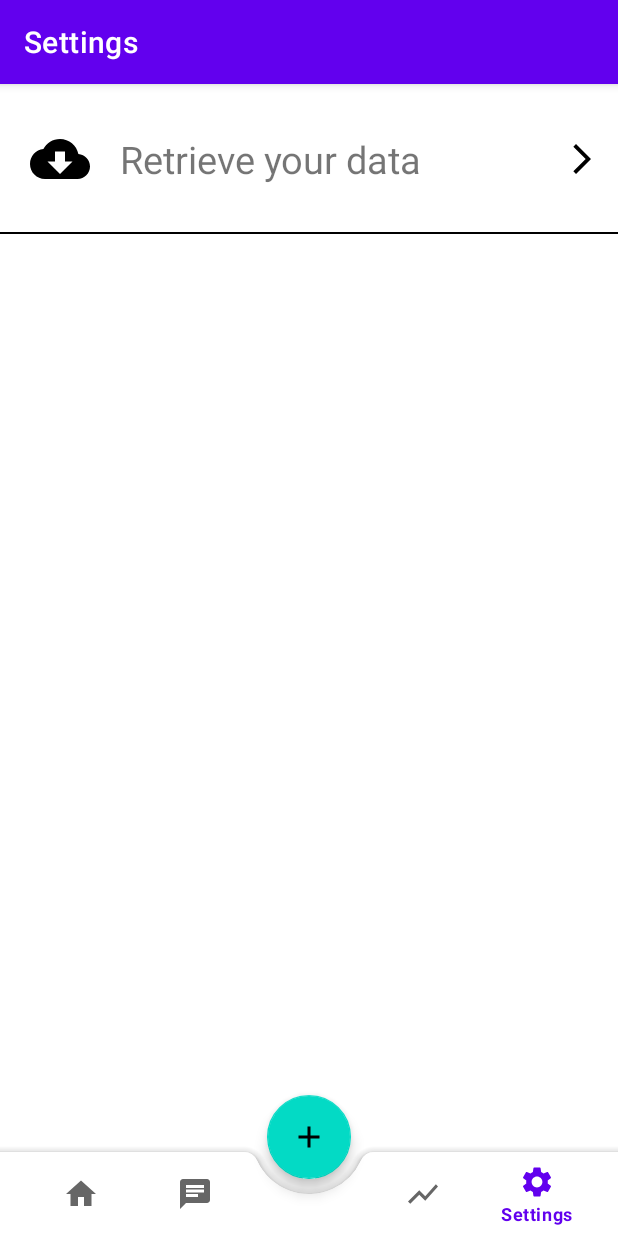
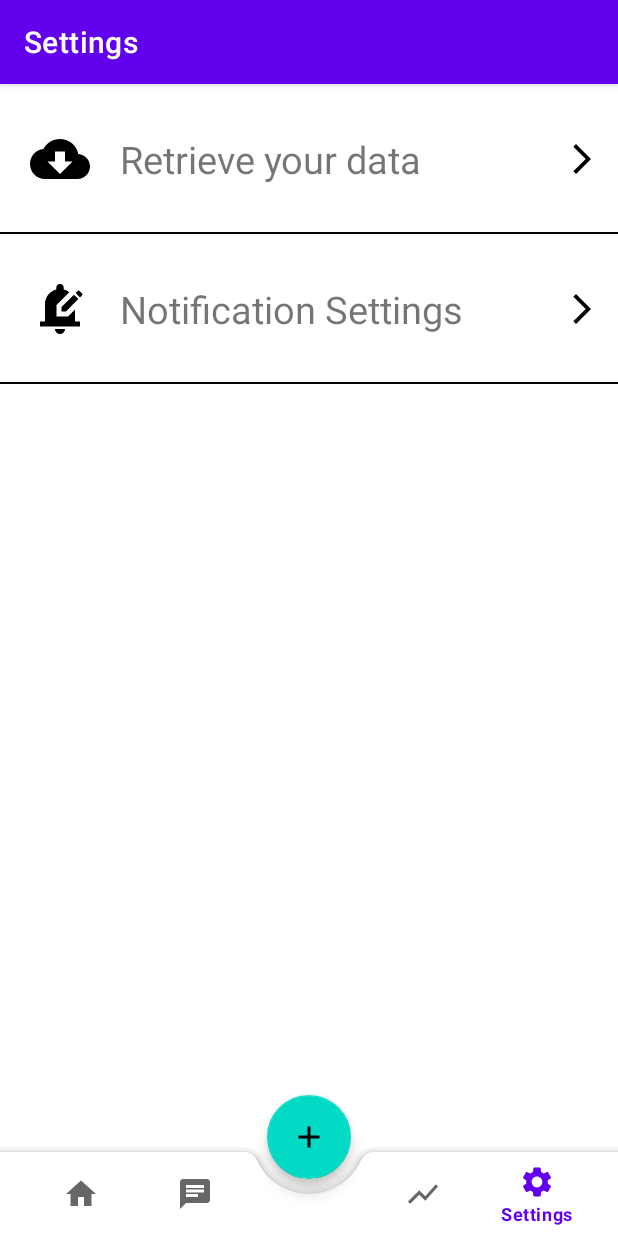
Before and after one commit to winkydes/SubMarker, an Android app: the SettingsFragment screen opened through its navigation route, on a phone screen of 412 x 824 dp. Run offline under Robolectric (Android 15) with nearby library versions, the phone set to English and light mode, and no system bars; our stand-ins replace Firebase (no records; nobody signed in at launch, a user with empty details on screens opened directly), navigation-ui.

Commit message:
notification time setting init

```diff
--- a/app/src/main/java/com/example/submarker/activities/DataRetrievalActivity.kt
+++ b/app/src/main/java/com/example/submarker/activities/DataRetrievalActivity.kt
@@ -28,14 +28,14 @@ class DataRetrievalActivity : AppCompatActivity() {
         supportActionBar?.setDisplayHomeAsUpEnabled(true)
         supportActionBar?.title = "Data Retrieval"
 
-        tvCurrentId = findViewById(R.id.tv_current_id)
+        tvCurrentId = binding.tvCurrentId
 
         val sharedPref = this.getSharedPreferences(getString(R.string.preference_file_key), Context.MODE_PRIVATE) ?: return
         val userId = sharedPref.getString("UUID", "")
         tvCurrentId.text = userId
 
-        etOldId = findViewById(R.id.et_old_id)
-        btnConnect = findViewById(R.id.btn_connect)
+        etOldId = binding.etOldId
+        btnConnect = binding.btnConnect
         btnConnect.setOnClickListener{ view ->
             if (etOldId.text.toString().isEmpty()) {
                 Toast.makeText(this@DataRetrievalActivity, "Old ID cannot be blank!", Toast.LENGTH_SHORT).show()
--- a/app/src/main/java/com/example/submarker/activities/MainActivity.kt
+++ b/app/src/main/java/com/example/submarker/activities/MainActivity.kt
@@ -38,7 +38,8 @@ class MainActivity : AppCompatActivity() {
         if (userId == null || userId.isEmpty()) {
             Log.d("TAG", "creating UUID")
             val deviceModelBody = hashMapOf<String, String>(
-                "device_model" to android.os.Build.MODEL
+                "device_model" to android.os.Build.MODEL,
+                "notif_time" to "12:00"
             )
             db.collection("UUID").add(deviceModelBody).addOnSuccessListener { documentReference ->
                 with (sharedPref.edit()) {
--- a/app/src/main/java/com/example/submarker/fragments/SettingsFragment.kt
+++ b/app/src/main/java/com/example/submarker/fragments/SettingsFragment.kt
@@ -10,6 +10,7 @@ import androidx.appcompat.app.AppCompatActivity
 import androidx.fragment.app.Fragment
 import com.example.submarker.SettingsItem
 import com.example.submarker.activities.DataRetrievalActivity
+import com.example.submarker.activities.NotificationSettingsActivity
 import com.example.submarker.databinding.FragmentSettingsBinding
 import com.google.firebase.firestore.ktx.firestore
 import com.google.firebase.ktx.Firebase
@@ -29,9 +30,16 @@ class SettingsFragment : Fragment() {
     ): View? {
         (activity as AppCompatActivity?)!!.supportActionBar!!.setDisplayHomeAsUpEnabled(false)
         _binding = FragmentSettingsBinding.inflate(inflater, container, false)
+
         val dataRetrievalSetting: SettingsItem = _binding!!.settingsRetrieveData
-        dataRetrievalSetting.setOnClickListener{view ->
+        dataRetrievalSetting.setOnClickListener{
             val intent = Intent(activity, DataRetrievalActivity::class.java)
+            startActivity(intent)
+        }
+
+        val notificationSetting: SettingsItem = _binding!!.settingsNotification
+        notificationSetting.setOnClickListener{
+            val intent = Intent(activity, NotificationSettingsActivity::class.java)
             startActivity(intent)
         }
 
--- /dev/null
+++ b/app/src/main/res/drawable/ic_baseline_edit_notifications_24.xml
@@ -0,0 +1,5 @@
+<vector android:height="24dp" android:tint="#000000"
+    android:viewportHeight="24" android:viewportWidth="24"
+    android:width="24dp" xmlns:android="http://schemas.android.com/apk/res/android">
+    <path android:fillColor="@android:color/white" android:pathData="M17.58,6.25l1.77,1.77L14.37,13H12.6v-1.77L17.58,6.25zM20.85,5.81l-1.06,-1.06c-0.2,-0.2 -0.51,-0.2 -0.71,0l-0.85,0.85l1.77,1.77l0.85,-0.85C21.05,6.32 21.05,6 20.85,5.81zM18,12.2V17h2v2H4v-2h2v-7c0,-2.79 1.91,-5.14 4.5,-5.8V3.5C10.5,2.67 11.17,2 12,2s1.5,0.67 1.5,1.5v0.7c0.82,0.21 1.57,0.59 2.21,1.09L10.6,10.4V15h4.6L18,12.2zM10,20h4c0,1.1 -0.9,2 -2,2S10,21.1 10,20z"/>
+</vector>
--- a/app/src/main/res/layout/fragment_settings.xml
+++ b/app/src/main/res/layout/fragment_settings.xml
@@ -15,4 +15,14 @@
         app:iconSrc="@drawable/ic_baseline_cloud_download_24"
         app:settingsName="@string/data_retrieval"/>
 
+    <com.example.submarker.SettingsItem
+        android:id="@+id/settings_notification"
+        android:layout_width="match_parent"
+        android:layout_height="wrap_content"
+        app:layout_constraintTop_toBottomOf="@id/settings_retrieve_data"
+        app:layout_constraintStart_toStartOf="parent"
+        app:iconSrc="@drawable/ic_baseline_edit_notifications_24"
+        app:settingsName="@string/notification_settings"/>
+
+
 </androidx.constraintlayout.widget.ConstraintLayout>
--- a/app/src/main/res/values/dimens.xml
+++ b/app/src/main/res/values/dimens.xml
@@ -2,6 +2,7 @@
     <dimen name="fab_margin">16dp</dimen>
     <dimen name="common_margin">12dp</dimen>
     <dimen name="common_textSize">17sp</dimen>
+    <dimen name="medium_textSize">25sp</dimen>
     <dimen name="large_textSize">30sp</dimen>
     <dimen name="common_padding">10dp</dimen>
 </resources>
```
Also changed, not shown: app/src/main/AndroidManifest.xml (+7 -0 lines), app/src/main/java/com/example/submarker/activities/NotificationSettingsActivity.kt (added, +72 -0 lines), app/src/main/res/layout/activity_notification_settings.xml (added, +40 -0 lines), app/src/main/res/values/strings.xml (+8 -0 lines).
